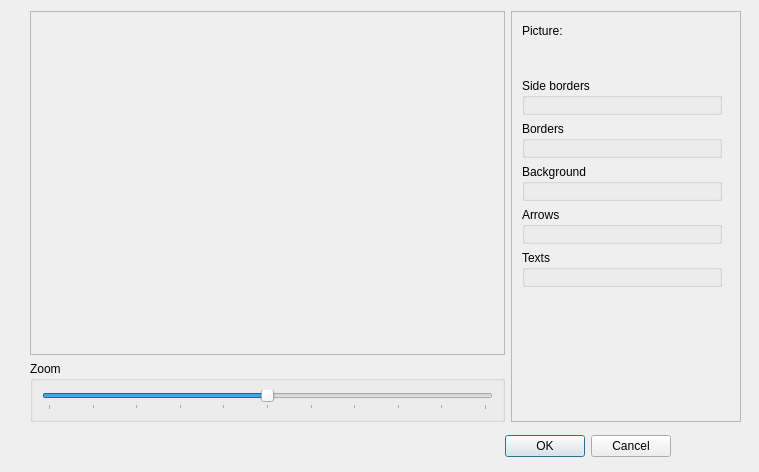
Before: the Qt Designer form Dialogs/Systems/dialogsystemwindowskin.ui in RPG-Paper-Maker/RPG-Paper-Maker, drawn with Qt 5.
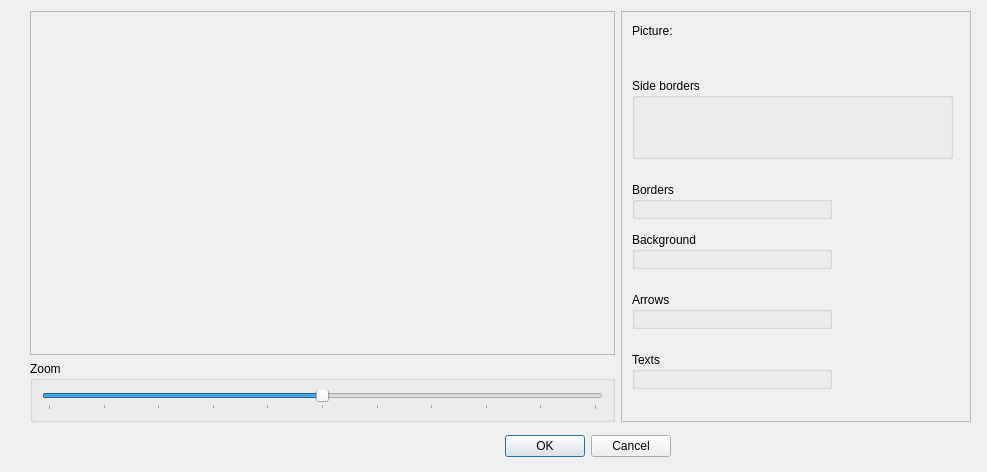
After: the same form once the commit is applied. Custom widgets are drawn as their Qt base class.

Commit message: [WIP] WindowSkins: widgetSelectRect connection rect

What changed in the file:
```diff
--- a/Dialogs/Systems/dialogsystemwindowskin.ui
+++ b/Dialogs/Systems/dialogsystemwindowskin.ui
@@ -6,7 +6,7 @@
    <rect>
     <x>0</x>
     <y>0</y>
-    <width>759</width>
+    <width>987</width>
     <height>472</height>
    </rect>
   </property>
@@ -29,12 +29,12 @@
     <set>QDialogButtonBox::Cancel|QDialogButtonBox::Ok</set>
    </property>
   </widget>
-  <widget class="QWidget" name="">
+  <widget class="QWidget" name="layoutWidget">
    <property name="geometry">
     <rect>
      <x>30</x>
      <y>11</y>
-     <width>711</width>
+     <width>941</width>
      <height>411</height>
     </rect>
    </property>
@@ -51,7 +51,7 @@
           <rect>
            <x>0</x>
            <y>0</y>
-           <width>469</width>
+           <width>579</width>
            <height>335</height>
           </rect>
          </property>
@@ -125,13 +125,13 @@
      <widget class="QScrollArea" name="scrollArea">
       <property name="minimumSize">
        <size>
-        <width>230</width>
+        <width>350</width>
         <height>0</height>
        </size>
       </property>
       <property name="maximumSize">
        <size>
-        <width>230</width>
+        <width>350</width>
         <height>16777215</height>
        </size>
       </property>
@@ -143,7 +143,7 @@
         <rect>
          <x>0</x>
          <y>0</y>
-         <width>228</width>
+         <width>348</width>
          <height>407</height>
         </rect>
        </property>
@@ -152,13 +152,23 @@
          <rect>
           <x>10</x>
           <y>66</y>
-          <width>200</width>
-          <height>37</height>
+          <width>321</width>
+          <height>81</height>
          </rect>
         </property>
         <property name="title">
          <string>Side borders</string>
         </property>
+        <widget class="WidgetSelectRect" name="widgetSelectRectTopLeft" native="true">
+         <property name="geometry">
+          <rect>
+           <x>20</x>
+           <y>30</y>
+           <width>281</width>
+           <height>27</height>
+          </rect>
+         </property>
+        </widget>
        </widget>
        <widget class="QLabel" name="label">
         <property name="geometry">
@@ -199,7 +209,7 @@
         <property name="geometry">
          <rect>
           <x>10</x>
-          <y>109</y>
+          <y>170</y>
           <width>200</width>
           <height>37</height>
          </rect>
@@ -212,7 +222,7 @@
         <property name="geometry">
          <rect>
           <x>10</x>
-          <y>152</y>
+          <y>220</y>
           <width>200</width>
           <height>37</height>
          </rect>
@@ -225,7 +235,7 @@
         <property name="geometry">
          <rect>
           <x>10</x>
-          <y>195</y>
+          <y>280</y>
           <width>200</width>
           <height>37</height>
          </rect>
@@ -238,7 +248,7 @@
         <property name="geometry">
          <rect>
           <x>10</x>
-          <y>238</y>
+          <y>340</y>
           <width>200</width>
           <height>37</height>
          </rect>
@@ -266,6 +276,12 @@
    <header>widgetpicture.h</header>
    <container>1</container>
   </customwidget>
+  <customwidget>
+   <class>WidgetSelectRect</class>
+   <extends>QWidget</extends>
+   <header>widgetselectrect.h</header>
+   <container>1</container>
+  </customwidget>
  </customwidgets>
  <resources/>
  <connections>
```
The commit also changes 11 other files.
